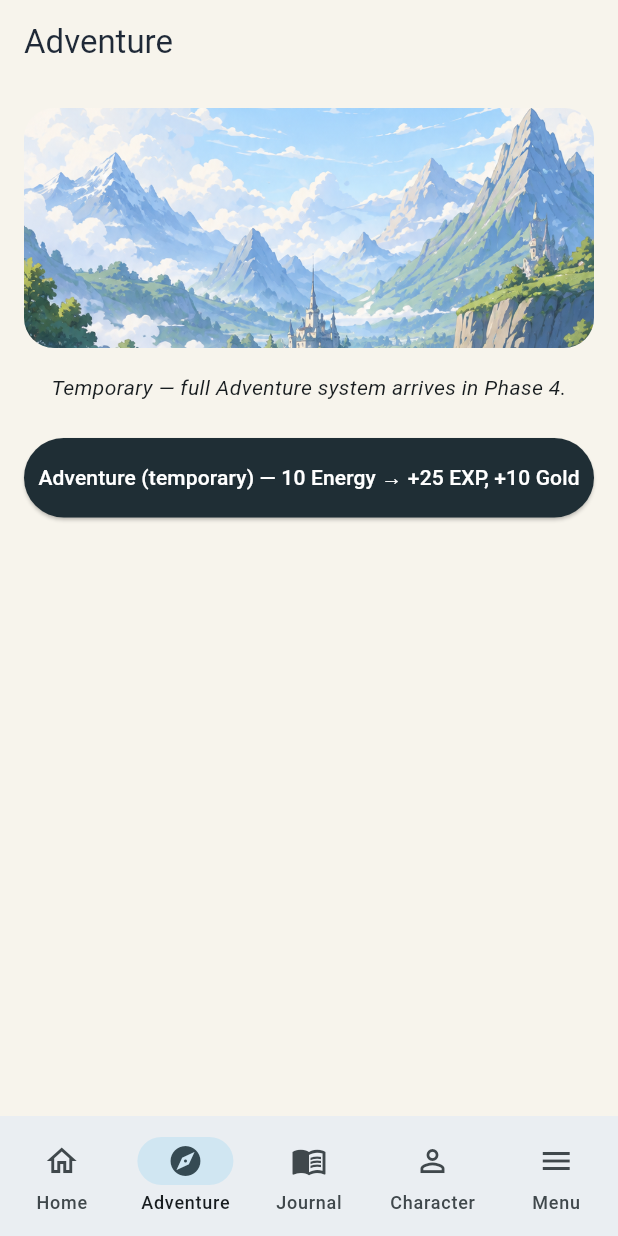
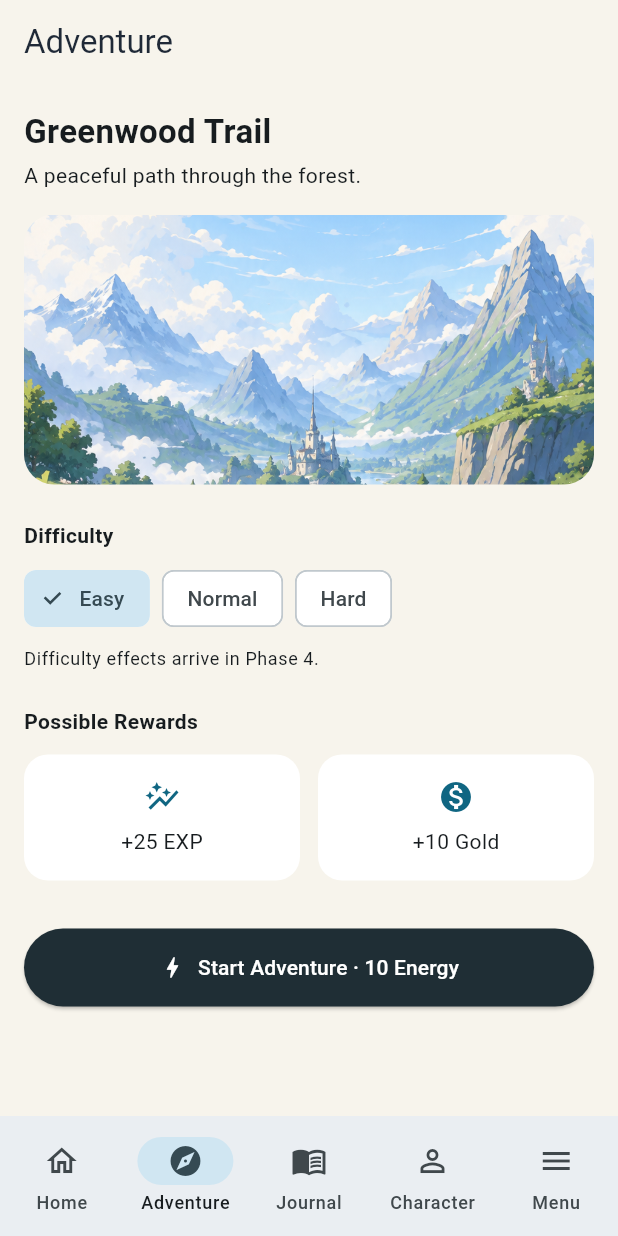
Before and after one commit to namchokGithub/everstride-mobile, a Flutter app: the AdventureScreen screen opened by its route, on a phone screen of 412 x 824 dp. Run offline on Flutter 3.47's test engine with Material 3 defaults, Android fonts, the phone set to English and light mode, and no system bars; our stand-ins replace drift, flutter_dotenv, flutter_riverpod, go_router; missing offline and left inert: health; accounts and stored records are empty; generated files the repository leaves out were written again.

Commit message:
feat(adventure): implement Adventure screen with difficulty selection and start adventure functionality

```diff
--- a/lib/features/adventure/presentation/screens/adventure_screen.dart
+++ b/lib/features/adventure/presentation/screens/adventure_screen.dart
@@ -4,11 +4,34 @@ import 'package:flutter_riverpod/flutter_riverpod.dart';
 import '../../../../core/errors/result.dart';
 import '../../../player/presentation/controllers/player_controller.dart';
 
-class AdventureScreen extends ConsumerWidget {
+enum _AdventureDifficulty { easy, normal, hard }
+
+class AdventureScreen extends ConsumerStatefulWidget {
   const AdventureScreen({super.key});
 
   @override
-  Widget build(BuildContext context, WidgetRef ref) {
+  ConsumerState<AdventureScreen> createState() => _AdventureScreenState();
+}
+
+class _AdventureScreenState extends ConsumerState<AdventureScreen> {
+  var _selectedDifficulty = _AdventureDifficulty.easy;
+
+  Future<void> _startAdventure() async {
+    final result = await ref
+        .read(playerControllerProvider.notifier)
+        .spendOnAdventure();
+    if (!mounted) return;
+
+    final message = switch (result) {
+      Ok() => 'Adventure complete! +25 EXP, +10 Gold',
+      Err(:final failure) => failure.message,
+    };
+    ScaffoldMessenger.of(context)
+        .showSnackBar(SnackBar(content: Text(message)));
+  }
+
+  @override
+  Widget build(BuildContext context) {
     return Scaffold(
       appBar: AppBar(title: const Text('Adventure')),
       body: SingleChildScrollView(
@@ -16,40 +39,112 @@ class AdventureScreen extends ConsumerWidget {
         child: Column(
           crossAxisAlignment: CrossAxisAlignment.stretch,
           children: [
+            const Text(
+              'Greenwood Trail',
+              style: TextStyle(fontSize: 22, fontWeight: FontWeight.bold),
+            ),
+            const SizedBox(height: 4),
+            Text(
+              'A peaceful path through the forest.',
+              style: Theme.of(context).textTheme.bodyMedium,
+            ),
+            const SizedBox(height: 16),
             ClipRRect(
               borderRadius: BorderRadius.circular(20),
               child: Image.asset(
                 'lib/assets/bg.png',
-                height: 160,
+                height: 180,
                 fit: BoxFit.cover,
               ),
             ),
-            const SizedBox(height: 16),
+            const SizedBox(height: 24),
             const Text(
-              'Temporary — full Adventure system arrives in Phase 4.',
-              textAlign: TextAlign.center,
-              style: TextStyle(fontStyle: FontStyle.italic),
+              'Difficulty',
+              style: TextStyle(fontWeight: FontWeight.bold),
+            ),
+            const SizedBox(height: 8),
+            Wrap(
+              spacing: 8,
+              children: _AdventureDifficulty.values
+                  .map(
+                    (difficulty) => ChoiceChip(
+                      label: Text(_labelFor(difficulty)),
+                      selected: _selectedDifficulty == difficulty,
+                      onSelected: (_) =>
+                          setState(() => _selectedDifficulty = difficulty),
+                    ),
+                  )
+                  .toList(),
+            ),
+            const SizedBox(height: 8),
+            Text(
+              'Difficulty effects arrive in Phase 4.',
+              style: Theme.of(context).textTheme.bodySmall,
             ),
             const SizedBox(height: 24),
-            ElevatedButton(
-              onPressed: () async {
-                final result = await ref
-                    .read(playerControllerProvider.notifier)
-                    .spendOnAdventure();
-                if (result case Err(:final failure)) {
-                  if (context.mounted) {
-                    ScaffoldMessenger.of(context)
-                        .showSnackBar(SnackBar(content: Text(failure.message)));
-                  }
-                }
-              },
-              child: const Text(
-                'Adventure (temporary) — 10 Energy → +25 EXP, +10 Gold',
-              ),
+            const Text(
+              'Possible Rewards',
+              style: TextStyle(fontWeight: FontWeight.bold),
+            ),
+            const SizedBox(height: 12),
+            const Row(
+              children: [
+                Expanded(
+                  child: _RewardCard(icon: Icons.auto_graph, label: '+25 EXP'),
+                ),
+                SizedBox(width: 12),
+                Expanded(
+                  child: _RewardCard(
+                    icon: Icons.monetization_on,
+                    label: '+10 Gold',
+                  ),
+                ),
+              ],
+            ),
+            const SizedBox(height: 32),
+            ElevatedButton.icon(
+              onPressed: _startAdventure,
+              icon: const Icon(Icons.bolt),
+              label: const Text('Start Adventure · 10 Energy'),
             ),
           ],
         ),
       ),
     );
   }
+
+  String _labelFor(_AdventureDifficulty difficulty) {
+    return switch (difficulty) {
+      _AdventureDifficulty.easy => 'Easy',
+      _AdventureDifficulty.normal => 'Normal',
+      _AdventureDifficulty.hard => 'Hard',
+    };
+  }
 }
+
+class _RewardCard extends StatelessWidget {
+  const _RewardCard({required this.icon, required this.label});
+
+  final IconData icon;
+  final String label;
+
+  @override
+  Widget build(BuildContext context) {
+    return DecoratedBox(
+      decoration: BoxDecoration(
+        color: Theme.of(context).colorScheme.surface,
+        borderRadius: BorderRadius.circular(16),
+      ),
+      child: Padding(
+        padding: const EdgeInsets.all(16),
+        child: Column(
+          children: [
+            Icon(icon, color: Theme.of(context).colorScheme.primary),
+            const SizedBox(height: 8),
+            Text(label),
+          ],
+        ),
+      ),
+    );
+  }
+}
```
Also changed, not shown: 1 other file.
